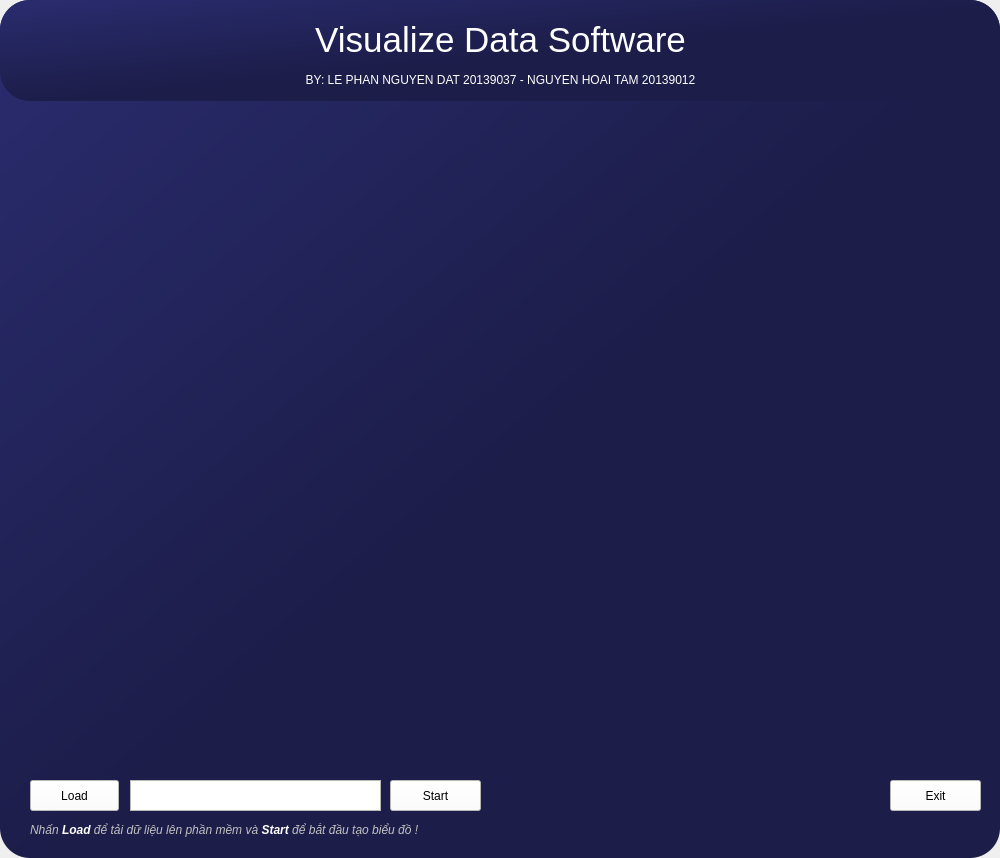
Qt form Gui.ui (datphannguyenle/Gui_Visualizedata_TTPython) before a commit.
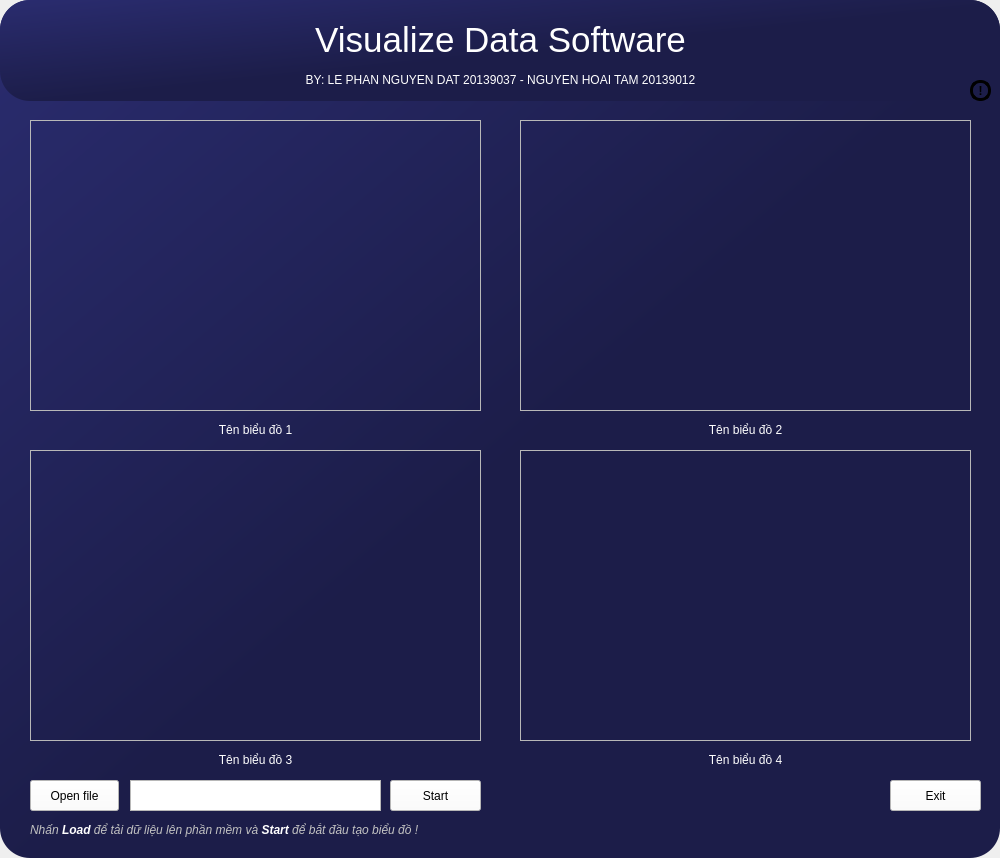
The same form after that commit. Icons and pictures are not drawn.

```diff
--- a/Gui.ui
+++ b/Gui.ui
@@ -146,6 +146,35 @@
       <string/>
      </property>
     </widget>
+    <widget class="QPushButton" name="info_button">
+     <property name="geometry">
+      <rect>
+       <x>970</x>
+       <y>80</y>
+       <width>21</width>
+       <height>21</height>
+      </rect>
+     </property>
+     <property name="font">
+      <font>
+       <weight>75</weight>
+       <bold>true</bold>
+      </font>
+     </property>
+     <property name="cursor">
+      <cursorShape>PointingHandCursor</cursorShape>
+     </property>
+     <property name="styleSheet">
+      <string notr="true">background-color: rgb(255, 255, 255);
+background-color:none;
+border-radius: 10px;
+border: 3px solid;
+border-color: =rgb(0, 0, 0)</string>
+     </property>
+     <property name="text">
+      <string>!</string>
+     </property>
+    </widget>
    </widget>
    <widget class="QPushButton" name="load_button">
     <property name="geometry">
@@ -163,7 +192,7 @@
      <string notr="true">background-color: rgb(255, 255, 255);</string>
     </property>
     <property name="text">
-     <string>Load</string>
+     <string>Open file</string>
     </property>
    </widget>
    <widget class="QPushButton" name="start_button">
@@ -271,7 +300,135 @@
      <string>&lt;html&gt;&lt;head/&gt;&lt;body&gt;&lt;p&gt;&lt;span style=&quot; font-style:italic; color:#c2c2c2;&quot;&gt;Nhấn &lt;/span&gt;&lt;span style=&quot; font-weight:600; font-style:italic; color:#ffffff;&quot;&gt;Load&lt;/span&gt;&lt;span style=&quot; font-style:italic; color:#c2c2c2;&quot;&gt; để tải dữ liệu lên phần mềm và &lt;/span&gt;&lt;span style=&quot; font-weight:600; font-style:italic; color:#ffffff;&quot;&gt;Start&lt;/span&gt;&lt;span style=&quot; font-style:italic; color:#c2c2c2;&quot;&gt; để bắt đầu tạo biểu đồ !&lt;/span&gt;&lt;/p&gt;&lt;/body&gt;&lt;/html&gt;</string>
     </property>
    </widget>
-   <zorder>frame</zorder>
+   <widget class="QFrame" name="border_4">
+    <property name="geometry">
+     <rect>
+      <x>520</x>
+      <y>450</y>
+      <width>451</width>
+      <height>291</height>
+     </rect>
+    </property>
+    <property name="styleSheet">
+     <string notr="true">border-color: rgb(255, 255, 255);</string>
+    </property>
+    <property name="frameShape">
+     <enum>QFrame::StyledPanel</enum>
+    </property>
+    <property name="frameShadow">
+     <enum>QFrame::Raised</enum>
+    </property>
+   </widget>
+   <widget class="QFrame" name="border_1">
+    <property name="geometry">
+     <rect>
+      <x>30</x>
+      <y>120</y>
+      <width>451</width>
+      <height>291</height>
+     </rect>
+    </property>
+    <property name="styleSheet">
+     <string notr="true">border-color: rgb(255, 255, 255);</string>
+    </property>
+    <property name="frameShape">
+     <enum>QFrame::StyledPanel</enum>
+    </property>
+    <property name="frameShadow">
+     <enum>QFrame::Raised</enum>
+    </property>
+   </widget>
+   <widget class="QFrame" name="border_2">
+    <property name="geometry">
+     <rect>
+      <x>520</x>
+      <y>120</y>
+      <width>451</width>
+      <height>291</height>
+     </rect>
+    </property>
+    <property name="styleSheet">
+     <string notr="true">border-color: rgb(255, 255, 255);</string>
+    </property>
+    <property name="frameShape">
+     <enum>QFrame::StyledPanel</enum>
+    </property>
+    <property name="frameShadow">
+     <enum>QFrame::Raised</enum>
+    </property>
+   </widget>
+   <widget class="QFrame" name="border_3">
+    <property name="geometry">
+     <rect>
+      <x>30</x>
+      <y>450</y>
+      <width>451</width>
+      <height>291</height>
+     </rect>
+    </property>
+    <property name="styleSheet">
+     <string notr="true">border-color: rgb(255, 255, 255);</string>
+    </property>
+    <property name="frameShape">
+     <enum>QFrame::StyledPanel</enum>
+    </property>
+    <property name="frameShadow">
+     <enum>QFrame::Raised</enum>
+    </property>
+   </widget>
+   <widget class="QLabel" name="name_chart_2">
+    <property name="geometry">
+     <rect>
+      <x>520</x>
+      <y>420</y>
+      <width>451</width>
+      <height>20</height>
+     </rect>
+    </property>
+    <property name="text">
+     <string>&lt;html&gt;&lt;head/&gt;&lt;body&gt;&lt;p align=&quot;center&quot;&gt;&lt;span style=&quot; color:#ffffff;&quot;&gt;Tên biểu đồ 2&lt;/span&gt;&lt;/p&gt;&lt;/body&gt;&lt;/html&gt;</string>
+    </property>
+   </widget>
+   <widget class="QLabel" name="name_chart_3">
+    <property name="geometry">
+     <rect>
+      <x>30</x>
+      <y>750</y>
+      <width>451</width>
+      <height>20</height>
+     </rect>
+    </property>
+    <property name="text">
+     <string>&lt;html&gt;&lt;head/&gt;&lt;body&gt;&lt;p align=&quot;center&quot;&gt;&lt;span style=&quot; color:#ffffff;&quot;&gt;Tên biểu đồ 3&lt;/span&gt;&lt;/p&gt;&lt;/body&gt;&lt;/html&gt;</string>
+    </property>
+   </widget>
+   <widget class="QLabel" name="name_chart_1">
+    <property name="geometry">
+     <rect>
+      <x>30</x>
+      <y>420</y>
+      <width>451</width>
+      <height>20</height>
+     </rect>
+    </property>
+    <property name="text">
+     <string>&lt;html&gt;&lt;head/&gt;&lt;body&gt;&lt;p align=&quot;center&quot;&gt;&lt;span style=&quot; color:#ffffff;&quot;&gt;Tên biểu đồ 1&lt;/span&gt;&lt;/p&gt;&lt;/body&gt;&lt;/html&gt;</string>
+    </property>
+   </widget>
+   <widget class="QLabel" name="name_chart_4">
+    <property name="geometry">
+     <rect>
+      <x>520</x>
+      <y>750</y>
+      <width>451</width>
+      <height>20</height>
+     </rect>
+    </property>
+    <property name="text">
+     <string>&lt;html&gt;&lt;head/&gt;&lt;body&gt;&lt;p align=&quot;center&quot;&gt;&lt;span style=&quot; color:#ffffff;&quot;&gt;Tên biểu đồ 4&lt;/span&gt;&lt;/p&gt;&lt;/body&gt;&lt;/html&gt;</string>
+    </property>
+   </widget>
+   <zorder>background</zorder>
    <zorder>verticalLayoutWidget</zorder>
    <zorder>verticalLayoutWidget_3</zorder>
    <zorder>verticalLayoutWidget_4</zorder>
```
Left out of the diff: 12 changed lines with no effect on the pictures.
